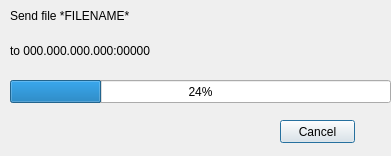
Qt form Lab1/sendprogressdialog.ui (KorobovMS/NetTelecomLabs) before a commit.
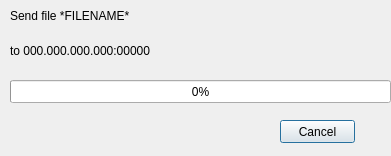
The same form after that commit.

The edit to the form file:
```diff
--- a/Lab1/sendprogressdialog.ui
+++ b/Lab1/sendprogressdialog.ui
@@ -36,7 +36,7 @@
     </rect>
    </property>
    <property name="value">
-    <number>24</number>
+    <number>0</number>
    </property>
   </widget>
   <widget class="QPushButton" name="pushButtonCancel">
```
